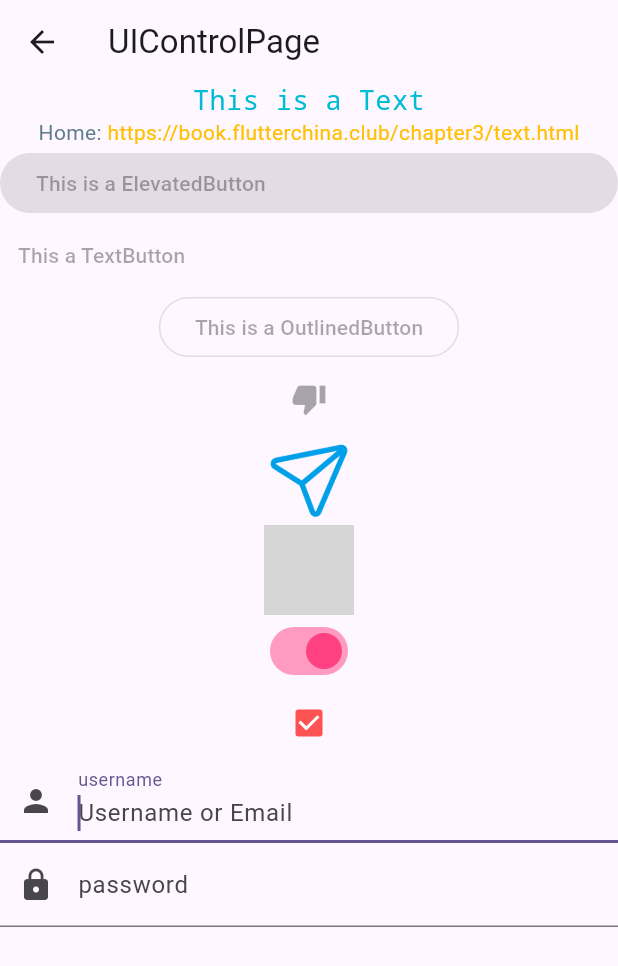
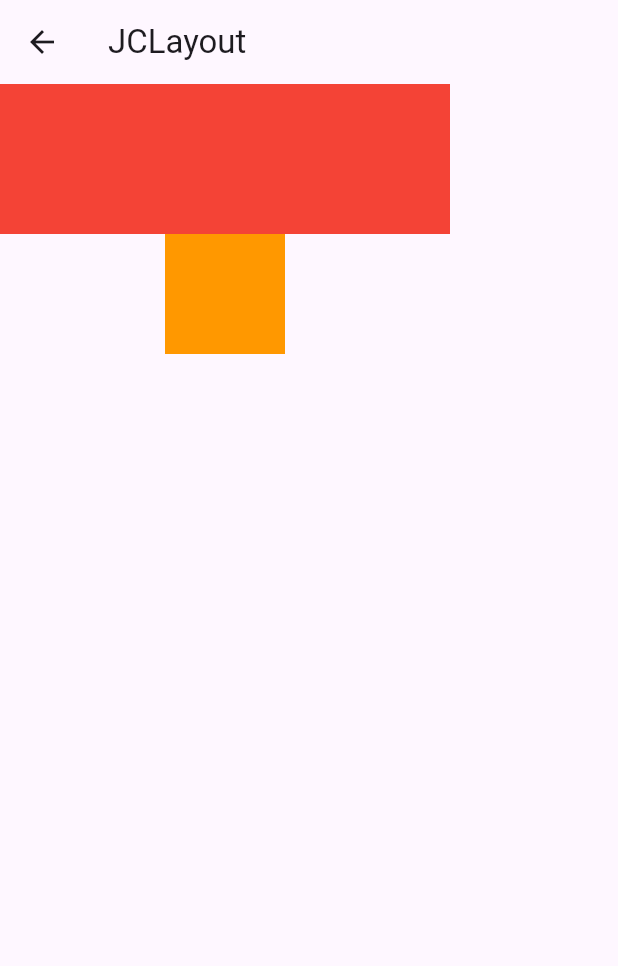
Before and after one commit to jaycehan-bit/funnyone, a Flutter app: the screen it shows after launch, after a tap on "open new route", on a phone screen of 412 x 824 dp. Shown: the top 966 px of the screen. Run offline on Flutter 3.47's test engine with Material 2 defaults, Android fonts, the phone set to English and light mode, and no system bars; network calls fail; grey boxes are pictures that could not be loaded.

Commit message:
布局学习

```diff
--- /dev/null
+++ b/lib/Layout/Layout.dart
@@ -0,0 +1,43 @@
+import 'package:flutter/material.dart';
+
+class JCLayoutPage extends StatelessWidget {
+  JCLayoutPage({super.key});
+  Widget BoxWidget = const DecoratedBox(
+    decoration: BoxDecoration(color: Colors.red),
+  );
+  @override
+  Widget build(BuildContext context) {
+    return Scaffold(
+      appBar: AppBar(
+        title: const Text(
+          'JCLayout',
+        ),
+      ),
+      body: Column(
+        children: [
+          ConstrainedBox(
+            constraints: const BoxConstraints(
+              minHeight: 50,
+              minWidth: 300,
+            ),
+            child: Container(
+              height: 100,
+              child: BoxWidget,
+            ),
+          ),
+          ConstrainedBox(
+            constraints:
+                const BoxConstraints.tightFor(width: 80.0, height: 80.0),
+            child: const SizedBox(
+              height: 100,
+              width: 100,
+              child: DecoratedBox(
+                decoration: BoxDecoration(color: Colors.orange),
+              ),
+            ),
+          )
+        ],
+      ),
+    );
+  }
+}
--- a/lib/UIControl/UIControl.dart
+++ b/lib/UIControl/UIControl.dart
@@ -12,11 +12,13 @@ class UIControlPage extends StatefulWidget {
 class UIControlPageState extends State<UIControlPage> {
   late bool _switchSelected;
   late bool _checkBoxSelected;
+  late TextEditingController _textEditingController;
   @override
   void initState() {
     super.initState();
     _switchSelected = true;
     _checkBoxSelected = true;
+    _textEditingController = TextEditingController();
   }
 
   @override
@@ -106,9 +108,10 @@ class UIControlPageState extends State<UIControlPage> {
                 });
               },
             ),
-            const TextField(
+            TextField(
               autofocus: true,
-              decoration: InputDecoration(
+              controller: _textEditingController,
+              decoration: const InputDecoration(
                 labelText: 'username',
                 hintText: 'Username or Email',
                 prefixIcon: Icon(Icons.person),
--- a/lib/main.dart
+++ b/lib/main.dart
@@ -1,5 +1,6 @@
 import 'package:flutter/material.dart';
 import 'UIControl/UIControl.dart';
+import 'Layout/Layout.dart';
 
 void main() {
   runApp(const MyApp());
@@ -181,7 +182,8 @@
                     context,
                     MaterialPageRoute(builder: (context) {
                       // return SecondRoute();
-                      return UIControlPage();
+                      // return UIControlPage();
+                      return JCLayoutPage();
                     }),
                   );
                 },
```
